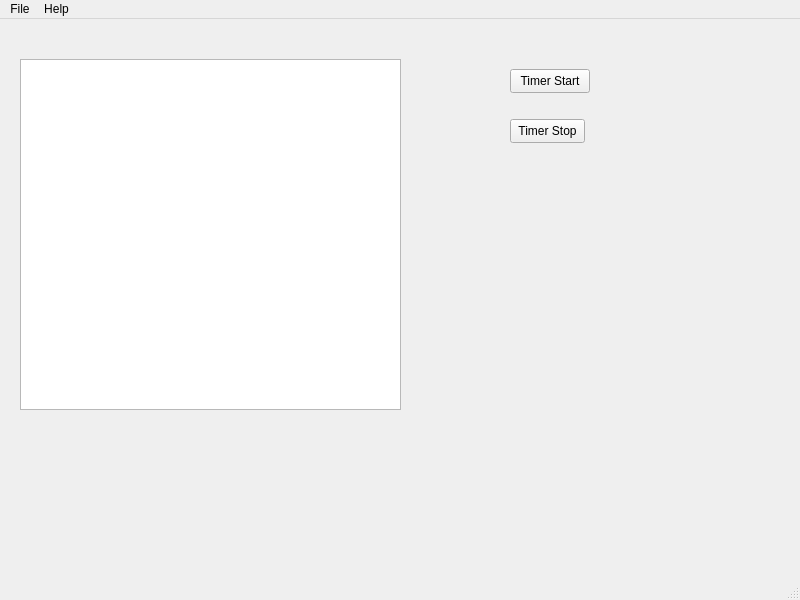
Qt form mainwindow.ui (Enidable/AkademeMateQt) before a commit.
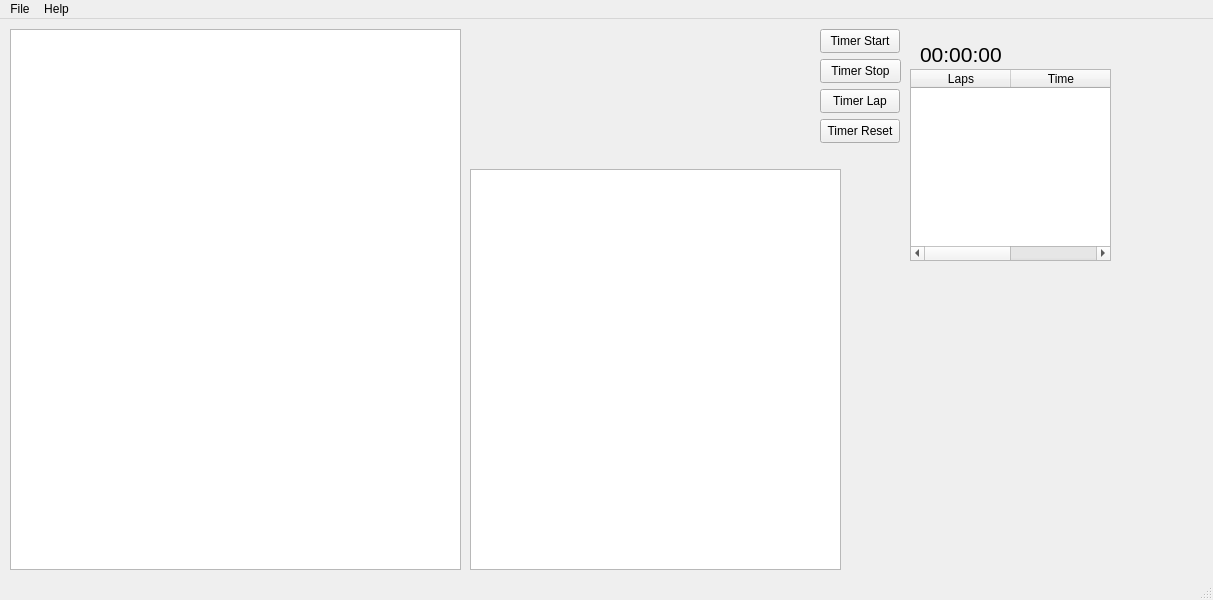
The same form after that commit.

```diff
--- a/mainwindow.ui
+++ b/mainwindow.ui
@@ -6,7 +6,7 @@
    <rect>
     <x>0</x>
     <y>0</y>
-    <width>800</width>
+    <width>1213</width>
     <height>600</height>
    </rect>
   </property>
@@ -17,18 +17,18 @@
    <widget class="QTableView" name="tableView">
     <property name="geometry">
      <rect>
-      <x>20</x>
-      <y>40</y>
-      <width>381</width>
-      <height>351</height>
+      <x>10</x>
+      <y>10</y>
+      <width>451</width>
+      <height>541</height>
      </rect>
     </property>
    </widget>
    <widget class="QPushButton" name="pushButton">
     <property name="geometry">
      <rect>
-      <x>510</x>
-      <y>50</y>
+      <x>820</x>
+      <y>10</y>
       <width>80</width>
       <height>24</height>
      </rect>
@@ -40,9 +40,9 @@
    <widget class="QPushButton" name="pushButton_2">
     <property name="geometry">
      <rect>
-      <x>510</x>
-      <y>100</y>
-      <width>75</width>
+      <x>820</x>
+      <y>40</y>
+      <width>81</width>
       <height>24</height>
      </rect>
     </property>
@@ -50,14 +50,88 @@
      <string>Timer Stop</string>
     </property>
    </widget>
+   <widget class="QTableView" name="tableView_2">
+    <property name="geometry">
+     <rect>
+      <x>470</x>
+      <y>150</y>
+      <width>371</width>
+      <height>401</height>
+     </rect>
+    </property>
+   </widget>
+   <widget class="QPushButton" name="TLap_button">
+    <property name="geometry">
+     <rect>
+      <x>820</x>
+      <y>70</y>
+      <width>80</width>
+      <height>24</height>
+     </rect>
+    </property>
+    <property name="text">
+     <string>Timer Lap</string>
+    </property>
+   </widget>
+   <widget class="QPushButton" name="TReset_button">
+    <property name="geometry">
+     <rect>
+      <x>820</x>
+      <y>100</y>
+      <width>80</width>
+      <height>24</height>
+     </rect>
+    </property>
+    <property name="text">
+     <string>Timer Reset</string>
+    </property>
+   </widget>
+   <widget class="QLabel" name="labelTimer">
+    <property name="geometry">
+     <rect>
+      <x>920</x>
+      <y>0</y>
+      <width>151</width>
+      <height>71</height>
+     </rect>
+    </property>
+    <property name="font">
+     <font>
+      <pointsize>16</pointsize>
+     </font>
+    </property>
+    <property name="text">
+     <string>00:00:00</string>
+    </property>
+   </widget>
+   <widget class="QTableWidget" name="LapsTable">
+    <property name="geometry">
+     <rect>
+      <x>910</x>
+      <y>50</y>
+      <width>201</width>
+      <height>192</height>
+     </rect>
+    </property>
+    <column>
+     <property name="text">
+      <string>Laps</string>
+     </property>
+    </column>
+    <column>
+     <property name="text">
+      <string>Time</string>
+     </property>
+    </column>
+   </widget>
   </widget>
   <widget class="QMenuBar" name="menubar">
    <property name="geometry">
     <rect>
      <x>0</x>
      <y>0</y>
-     <width>800</width>
-     <height>22</height>
+     <width>1213</width>
+     <height>21</height>
     </rect>
    </property>
    <widget class="QMenu" name="menuFile">
```
Left out of the diff: 4 changed lines with no effect on the pictures.
